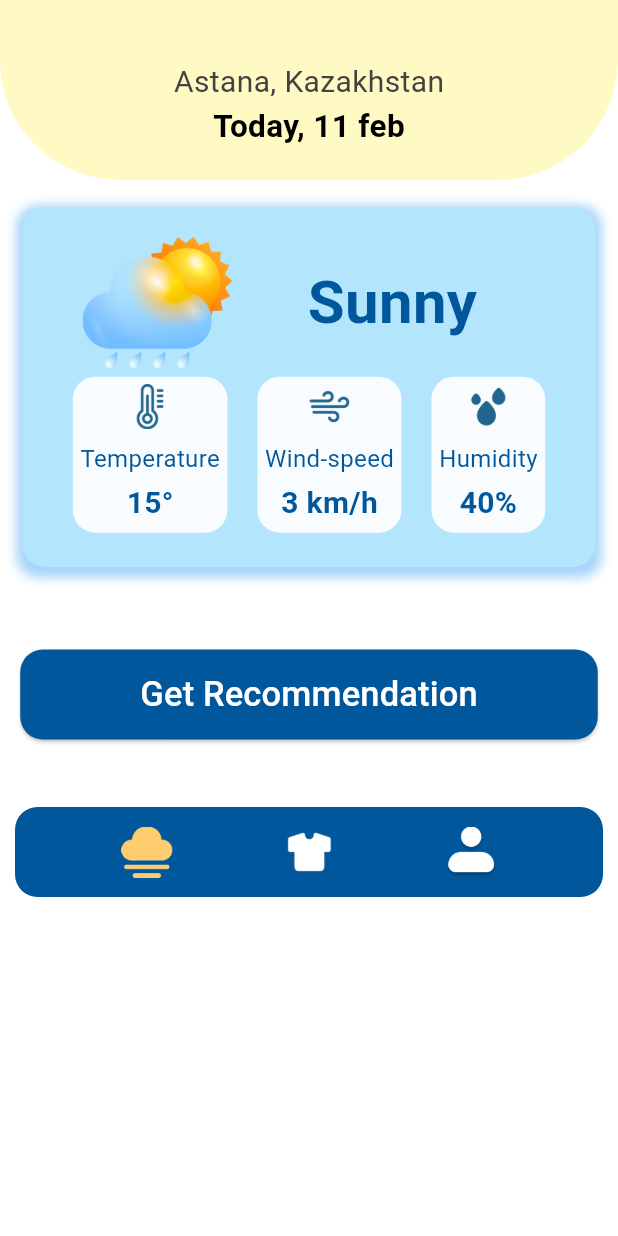
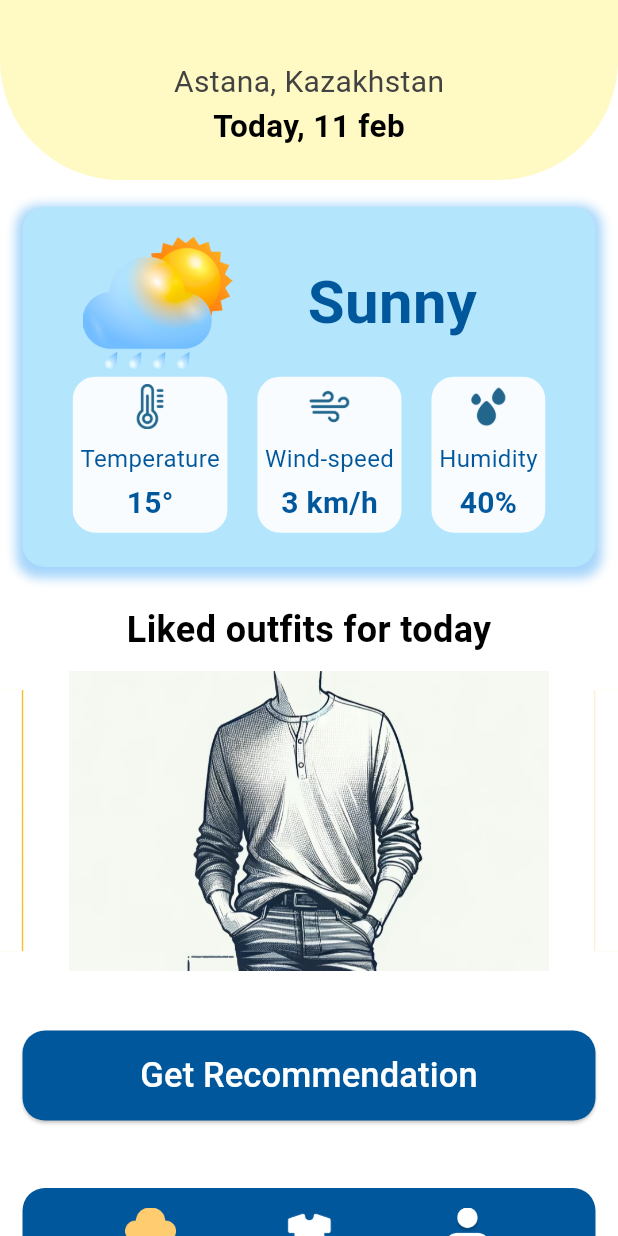
Before and after one commit to KarakatZhanabaikyzy/diploma_work, a Flutter app: the screen it shows after launch, on a phone screen of 412 x 824 dp. Run offline on Flutter 3.47's test engine with Material 3 defaults, Android fonts, the phone set to English and light mode, and no system bars; drawn by our look-alikes of carousel_slider; key blocks and very long unbroken strings in the code were emptied for the run.

Commit message:
Carousel was added to Weather Page

```diff
--- a/lib/main_pages/weather_page.dart
+++ b/lib/main_pages/weather_page.dart
@@ -1,6 +1,8 @@
 import 'package:diploma_work/main_pages/recommendation_page.dart';
 import 'package:flutter/material.dart';
 import 'package:diploma_work/main_pages/style_page.dart';
+import 'package:carousel_slider/carousel_slider.dart';
+
 
 
 class WeatherPage extends StatelessWidget {
@@ -152,9 +154,53 @@ class WeatherPage extends StatelessWidget {
               ),
             ),
 
+            // Добавление нового контейнера с каруселью изображений и текстом здесь
+            Container(
+              margin: const EdgeInsets.symmetric(vertical: 20.0),
+              child: Column(
+                children: [
+                  Padding(
+                    padding: const EdgeInsets.only(bottom: 10), // Добавляем небольшой отступ между текстом и каруселью
+                    child: Text(
+                      "Liked outfits for today",
+                      style: TextStyle(
+                        fontSize: 24.0, // Размер шрифта
+                        fontWeight: FontWeight.bold, // Жирность шрифта
+                        color: Colors.black, // Цвет текста
+                      ),
+                    ),
+                  ),
+                  CarouselSlider(
+                    options: CarouselOptions(
+                      height: 200.0,
+                      autoPlay: true,
+                      aspectRatio: 16/9,
+                      enlargeCenterPage: true,
+                    ),
+                    items: [1,2,3,4].map((i) {
+                      return Builder(
+                        builder: (BuildContext context) {
+                          return Container(
+                            width: MediaQuery.of(context).size.width,
+                            margin: EdgeInsets.symmetric(horizontal: 5.0),
+                            decoration: BoxDecoration(
+                              color: Colors.amber,
+                            ),
+                            child: Image.asset('assets/images/photoLook$i.png', fit: BoxFit.cover), // Убедитесь, что у вас есть эти изображения в папке assets
+                          );
+                        },
+                      );
+                    }).toList(),
+                  ),
+                ],
+              ),
+            ),
+
+
+
             // Кнопка "получить рекомендации"
             Padding(
-              padding: const EdgeInsets.fromLTRB(10, 50, 10, 20),
+              padding: const EdgeInsets.fromLTRB(15, 20, 15, 20),
               // Задает отступы: слева 10, сверху 20, справа 30, снизу 40
               child: ElevatedButton(
                 onPressed: () {
@@ -190,10 +236,12 @@ class WeatherPage extends StatelessWidget {
                 ),
               ),
             ),
+
+            //Нижний контейнер
             Container(
               height: bottomContainerHeight,
               width: bottomContainerWidth,
-              margin: const EdgeInsets.fromLTRB(10, 25, 10, 0),
+              margin: const EdgeInsets.fromLTRB(15, 25, 15, 0),
               // Настраиваемые отступы для контейнера
               padding: const EdgeInsets.all(5),
               decoration: BoxDecoration(
--- a/pubspec.yaml
+++ b/pubspec.yaml
@@ -12,6 +12,7 @@ dependencies:
   flutter:
     sdk: flutter
   cupertino_icons: ^1.0.2
+  carousel_slider: ^4.0.0
   http: ^1.2.0
   intl: ^0.19.0
 
```
Also changed, not shown: assets/images/photoLook1.png (added), assets/images/photoLook2.png (added), assets/images/photoLook3.png (added), assets/images/photoLook4.png (added), pubspec.lock.
